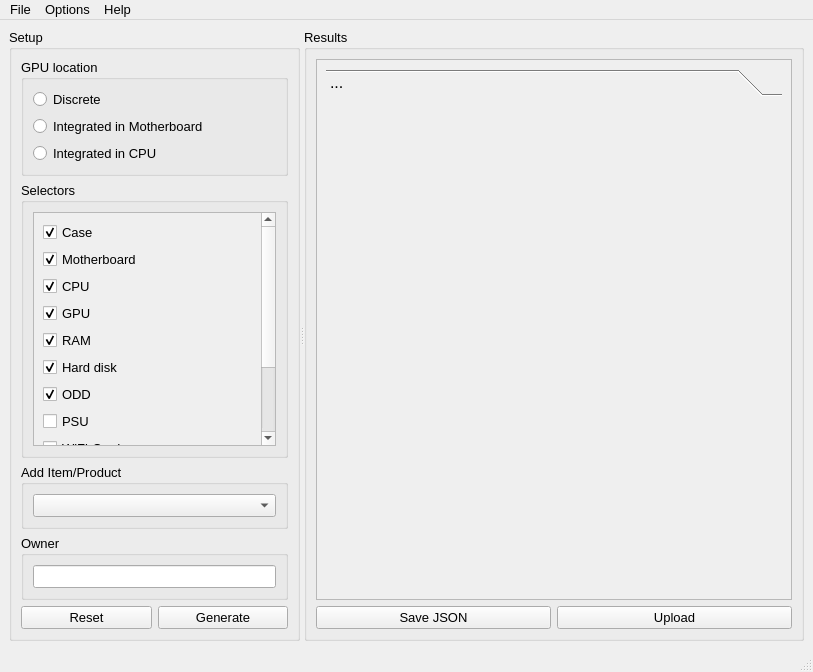
First picture: the form in assets/interface.ui, repository WEEE-Open/peracotta, before the edit.
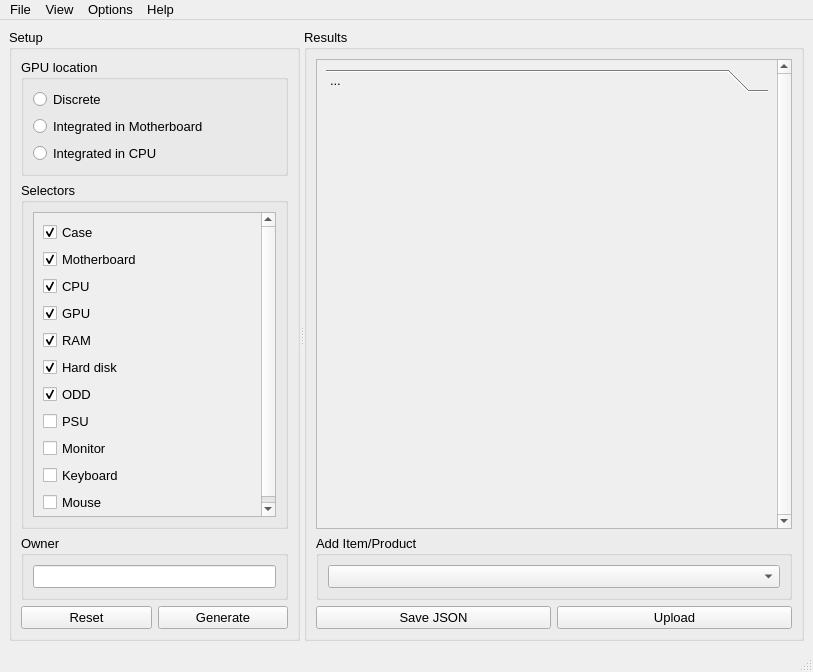
Second picture: the form after the edit. Icons and pictures are not drawn.

Commit message: Everything broken asd

Diff of the .ui file:
```diff
--- a/assets/interface.ui
+++ b/assets/interface.ui
@@ -135,8 +135,8 @@
                <rect>
                 <x>0</x>
                 <y>0</y>
-                <width>231</width>
-                <height>324</height>
+                <width>248</width>
+                <height>298</height>
                </rect>
               </property>
               <layout class="QVBoxLayout" name="verticalLayout_6">
@@ -229,13 +229,6 @@
                  </property>
                 </widget>
                </item>
-               <item>
-                <widget class="QCheckBox" name="checkBox_12">
-                 <property name="text">
-                  <string>WiFi-Card</string>
-                 </property>
-                </widget>
-               </item>
                <item>
                 <widget class="QCheckBox" name="checkBox_8">
                  <property name="text">
@@ -264,18 +257,6 @@
           </layout>
          </widget>
         </item>
-        <item>
-         <widget class="QGroupBox" name="groupBox_4">
-          <property name="title">
-           <string>Add Item/Product</string>
-          </property>
-          <layout class="QVBoxLayout" name="verticalLayout_3">
-           <item>
-            <widget class="QComboBox" name="addItemComboBox"/>
-           </item>
-          </layout>
-         </widget>
-        </item>
         <item>
          <widget class="QGroupBox" name="groupBox_3">
           <property name="toolTip">
@@ -340,10 +321,8 @@
        <layout class="QVBoxLayout" name="verticalLayout_4">
         <item>
          <widget class="QScrollArea" name="scrollArea">
-          <property name="font">
-           <font>
-            <pointsize>12</pointsize>
-           </font>
+          <property name="verticalScrollBarPolicy">
+           <enum>Qt::ScrollBarAlwaysOn</enum>
           </property>
           <property name="widgetResizable">
            <bool>true</bool>
@@ -353,13 +332,19 @@
             <rect>
              <x>0</x>
              <y>0</y>
-             <width>478</width>
-             <height>539</height>
+             <width>461</width>
+             <height>475</height>
             </rect>
            </property>
            <layout class="QVBoxLayout" name="verticalLayout_2">
             <item>
-             <widget class="QToolBox" name="toolBox">
+             <widget class="QToolBox" name="itemToolBox">
+              <property name="sizePolicy">
+               <sizepolicy hsizetype="Preferred" vsizetype="Expanding">
+                <horstretch>0</horstretch>
+                <verstretch>0</verstretch>
+               </sizepolicy>
+              </property>
               <property name="currentIndex">
                <number>0</number>
               </property>
@@ -368,8 +353,8 @@
                 <rect>
                  <x>0</x>
                  <y>0</y>
-                 <width>460</width>
-                 <height>488</height>
+                 <width>443</width>
+                 <height>427</height>
                 </rect>
                </property>
                <attribute name="label">
@@ -382,6 +367,24 @@
           </widget>
          </widget>
         </item>
+        <item>
+         <widget class="QGroupBox" name="groupBox_4">
+          <property name="sizePolicy">
+           <sizepolicy hsizetype="Preferred" vsizetype="Minimum">
+            <horstretch>0</horstretch>
+            <verstretch>0</verstretch>
+           </sizepolicy>
+          </property>
+          <property name="title">
+           <string>Add Item/Product</string>
+          </property>
+          <layout class="QVBoxLayout" name="verticalLayout_3">
+           <item>
+            <widget class="QComboBox" name="addItemComboBox"/>
+           </item>
+          </layout>
+         </widget>
+        </item>
         <item>
          <layout class="QHBoxLayout" name="horizontalLayout_2">
           <item>
@@ -445,7 +448,14 @@
     <addaction name="separator"/>
     <addaction name="actionVersion"/>
    </widget>
+   <widget class="QMenu" name="menuTools">
+    <property name="title">
+     <string>View</string>
+    </property>
+    <addaction name="actionOpenJson"/>
+   </widget>
    <addaction name="menuFile"/>
+   <addaction name="menuTools"/>
    <addaction name="menuOptions"/>
    <addaction name="menuInfo"/>
   </widget>
```
Left out of the diff: 26 changed lines with no effect on the pictures. The commit also changes 2 other files.
